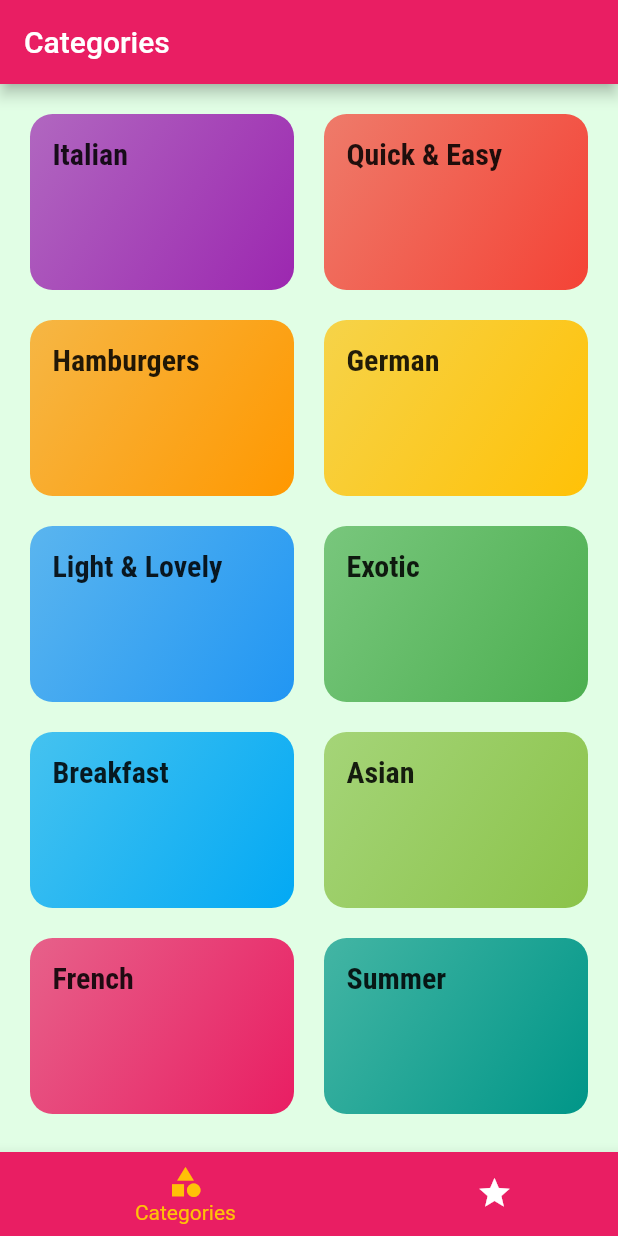
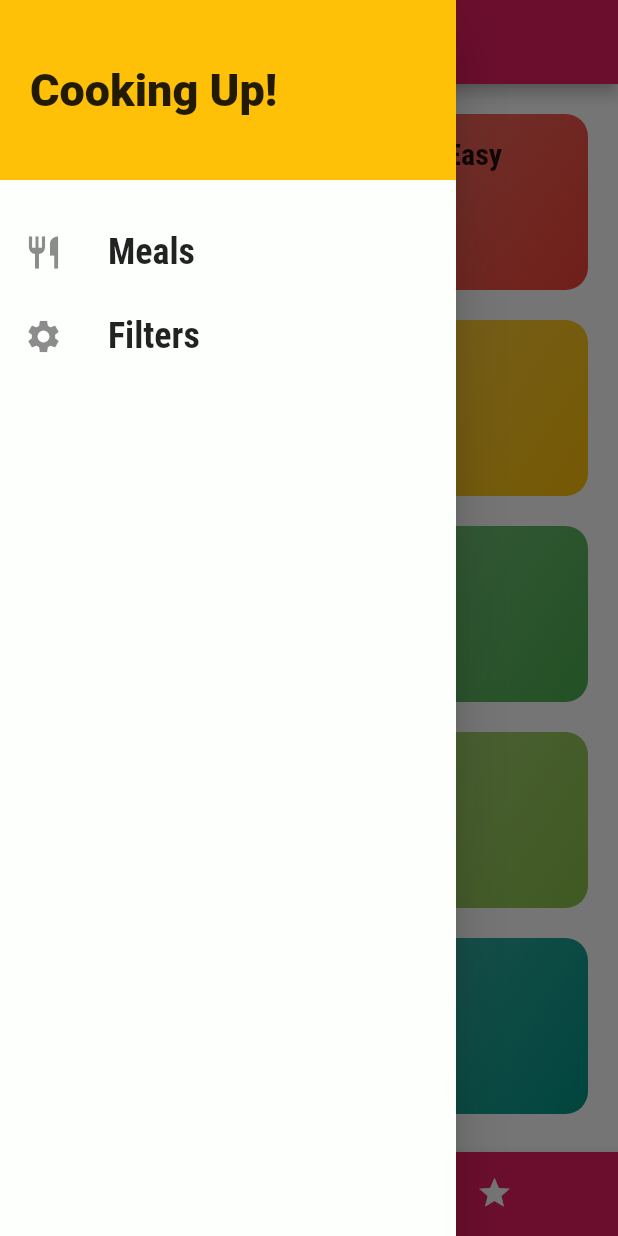
Before and after one commit to pol-dev-shinroo/meals_app, a Flutter app: the screen it shows after launch, with the side drawer open (before the commit the screen has no drawer), on a phone screen of 412 x 824 dp. Run offline on Flutter 3.47's test engine with Material 2 defaults, Android fonts, the phone set to English and light mode, and no system bars.

Commit message:
drawer + builder method vs extracting widget

```diff
--- a/lib/main.dart
+++ b/lib/main.dart
@@ -21,7 +21,7 @@ class MyApp extends StatelessWidget {
     return MaterialApp(
       title: 'DeliMeals',
       theme: ThemeData(
-        canvasColor: const Color.fromRGBO(225, 254, 229, 1),
+        canvasColor: const Color.fromARGB(255, 253, 255, 253),
         fontFamily: "Raleway",
         textTheme: ThemeData.light().textTheme.copyWith(
               displaySmall: const TextStyle(
--- a/lib/screens/tabs_screen2.dart
+++ b/lib/screens/tabs_screen2.dart
@@ -1,6 +1,7 @@
 import 'package:flutter/material.dart';
 import "./categories_screen.dart";
 import "./favorites_screen.dart";
+import "../widgets/main_drawer.dart";
 
 class TabsScreen2 extends StatefulWidget {
   const TabsScreen2({super.key});
@@ -29,6 +30,7 @@ class _TabsScreen2State extends State<TabsScreen2> {
       appBar: AppBar(
         title: Text(_pages[_selectedPageIndex]["title"] as String),
       ),
+      drawer: const MainDrawer(),
       body: _pages[_selectedPageIndex]["page"] as Widget,
       bottomNavigationBar: BottomNavigationBar(
         onTap: _selectPage,
--- /dev/null
+++ b/lib/widgets/main_drawer.dart
@@ -0,0 +1,48 @@
+import 'package:flutter/material.dart';
+
+class MainDrawer extends StatelessWidget {
+  const MainDrawer({super.key});
+
+  Widget buildListtile(String title, IconData icon) {
+    return ListTile(
+      leading: Icon(
+        icon,
+        size: 26,
+      ),
+      title: Text(
+        title,
+        style: const TextStyle(
+            fontFamily: "RobotoCondensed",
+            fontSize: 24,
+            fontWeight: FontWeight.bold),
+      ),
+      onTap: () {},
+    );
+  }
+
+  @override
+  Widget build(BuildContext context) {
+    return Drawer(
+      child: Column(
+        children: <Widget>[
+          Container(
+            height: 120,
+            width: double.infinity,
+            padding: const EdgeInsets.all(20),
+            alignment: Alignment.centerLeft,
+            color: Theme.of(context).colorScheme.secondary,
+            child: const Text(
+              "Cooking Up!",
+              style: TextStyle(fontWeight: FontWeight.w900, fontSize: 30),
+            ),
+          ),
+          const SizedBox(
+            height: 20,
+          ),
+          buildListtile("Meals", Icons.restaurant),
+          buildListtile("Filters", Icons.settings),
+        ],
+      ),
+    );
+  }
+}
```
Also changed, not shown: 1 other file.
